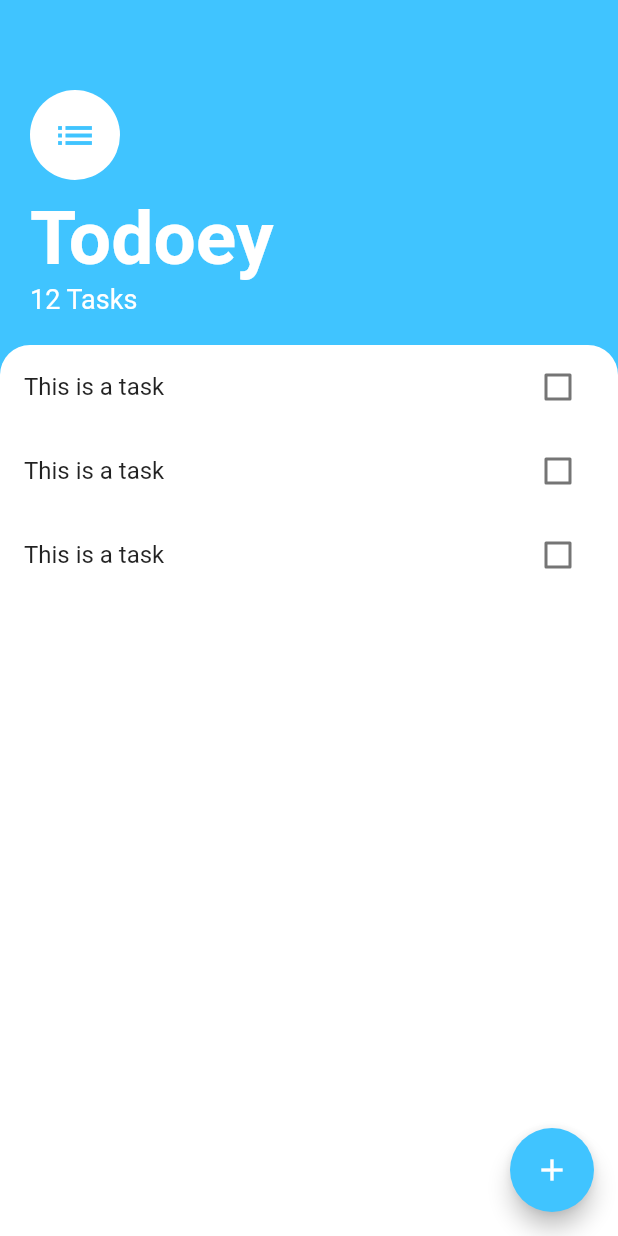
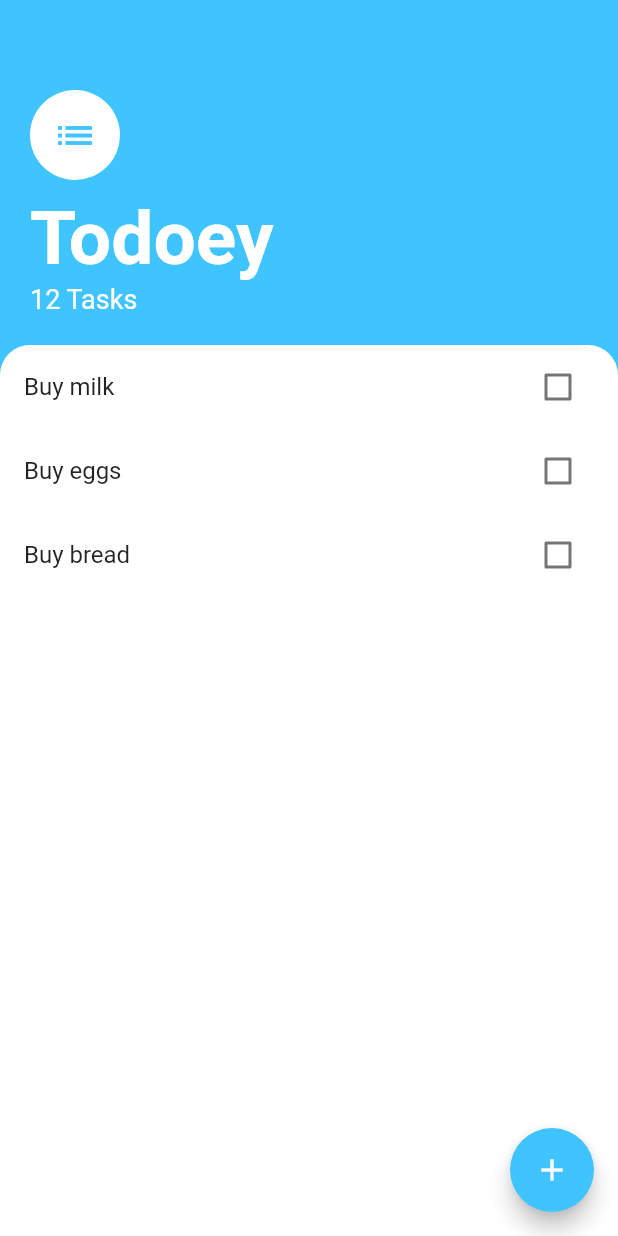
Before and after one commit to MostafaAtef96/the_complete_app_by_appbrewery, a Flutter app: the TasksScreen screen opened directly, on a phone screen of 412 x 824 dp. Run offline on Flutter 3.47's test engine with Material 2 defaults, Android fonts, the phone set to English and light mode, and no system bars; our stand-ins replace animated_text_kit, audioplayers, cloud_firestore, firebase_auth, firebase_core, flutter_spinkit and 4 more; accounts and stored records are empty.

Commit message:
:recycle: The tasks list is now more dynamic.

```diff
--- /dev/null
+++ b/lib/todoey/models/tasks.dart
@@ -0,0 +1,10 @@
+class Task {
+  String name;
+  bool isDone;
+
+  Task({this.isDone = false, this.name});
+
+  void toggleDone() {
+    isDone = !isDone;
+  }
+}
--- a/lib/todoey/widgets/task_tile.dart
+++ b/lib/todoey/widgets/task_tile.dart
@@ -1,44 +1,25 @@
 import 'package:flutter/material.dart';
 
-class TaskTile extends StatefulWidget {
-  @override
-  _TaskTileState createState() => _TaskTileState();
-}
+class TaskTile extends StatelessWidget {
+  final bool isChecked;
+  final String taskTitle;
+  final Function checkboxCallBack;
 
-class _TaskTileState extends State<TaskTile> {
-  bool isChecked = false;
+  TaskTile({this.isChecked, this.taskTitle, this.checkboxCallBack});
   @override
   Widget build(BuildContext context) {
     return ListTile(
       title: Text(
-        'This is a task',
+        taskTitle,
         style: TextStyle(
           decoration: isChecked ? TextDecoration.lineThrough : null,
         ),
       ),
-      trailing: TaskCheckbox(
-        checkboxState: isChecked,
-        toggleCheckboxState: (bool checkboxState) {
-          setState(() {
-            isChecked = checkboxState;
-          });
-        },
+      trailing: Checkbox(
+        activeColor: Colors.lightBlueAccent,
+        value: isChecked,
+        onChanged: checkboxCallBack,
       ),
     );
   }
 }
-
-class TaskCheckbox extends StatelessWidget {
-  final bool checkboxState;
-  final Function toggleCheckboxState;
-  TaskCheckbox({this.checkboxState, this.toggleCheckboxState});
-
-  @override
-  Widget build(BuildContext context) {
-    return Checkbox(
-      activeColor: Colors.lightBlueAccent,
-      value: checkboxState,
-      onChanged: toggleCheckboxState,
-    );
-  }
-}
--- a/lib/todoey/widgets/tasks_list.dart
+++ b/lib/todoey/widgets/tasks_list.dart
@@ -1,15 +1,33 @@
 import 'package:flutter/material.dart';
 import 'package:the_complete_app_by_appbrewery/todoey/widgets/task_tile.dart';
+import 'package:the_complete_app_by_appbrewery/todoey/models/tasks.dart';
 
-class TasksList extends StatelessWidget {
+class TasksList extends StatefulWidget {
+  @override
+  _TasksListState createState() => _TasksListState();
+}
+
+class _TasksListState extends State<TasksList> {
+  List<Task> tasks = [
+    Task(name: 'Buy milk'),
+    Task(name: 'Buy eggs'),
+    Task(name: 'Buy bread'),
+  ];
   @override
   Widget build(BuildContext context) {
-    return ListView(
-      children: [
-        TaskTile(),
-        TaskTile(),
-        TaskTile(),
-      ],
+    return ListView.builder(
+      itemBuilder: (context, index) {
+        return TaskTile(
+          taskTitle: tasks[index].name,
+          isChecked: tasks[index].isDone,
+          checkboxCallBack: (checkboxState) {
+            setState(() {
+              tasks[index].toggleDone();
+            });
+          },
+        );
+      },
+      itemCount: tasks.length,
     );
   }
 }
```
